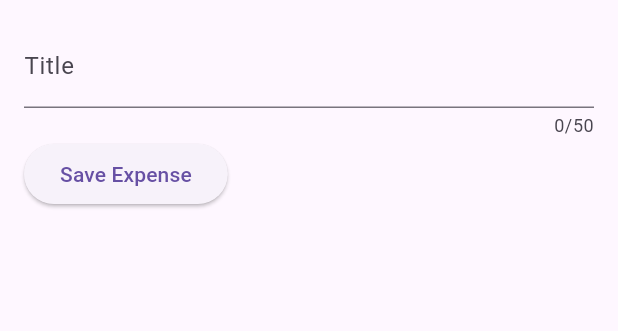
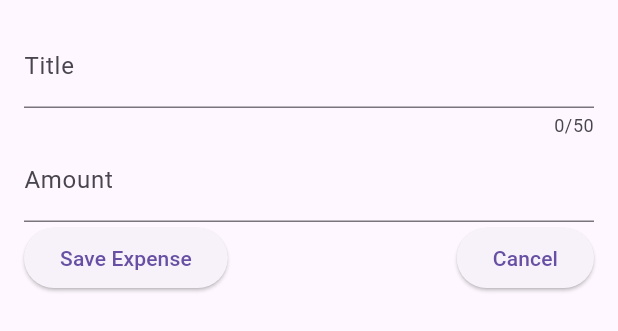
Before and after one commit to zakdim/expense_tracker, a Flutter app: the NewExpense widget shown alone on an empty page, opened directly, after a tap on "Save Expense", on a phone screen of 412 x 824 dp. Shown: the top 331 px of the screen. Run offline on Flutter 3.47's test engine with Material 2 defaults, Android fonts, the phone set to English and light mode, and no system bars.

Commit message:
s05-109 Time to practice: adding a new input
- my solution

```diff
--- a/lib/widgets/new_expense.dart
+++ b/lib/widgets/new_expense.dart
@@ -9,10 +9,12 @@ class NewExpense extends StatefulWidget {
 
 class _NewExpenseState extends State<NewExpense> {
   final _titleController = TextEditingController();
+  final _amountController = TextEditingController();
 
   @override
   void dispose() {
     _titleController.dispose();
+    _amountController.dispose();
     super.dispose();
   }
 
@@ -29,14 +31,26 @@ class _NewExpenseState extends State<NewExpense> {
               label: Text('Title'),
             ),
           ),
+          TextField(
+            controller: _amountController,
+            keyboardType: TextInputType.number,
+            decoration: const InputDecoration(
+              label: Text('Amount'),
+            ),
+          ),
           Row(
             children: [
               ElevatedButton(
                 onPressed: () {
-                  print(_titleController.text);
+                  print('${_titleController.text}, ${_amountController.text}');
                 },
                 child: const Text('Save Expense'),
               ),
+              const Spacer(),
+              ElevatedButton(
+                onPressed: () {},
+                child: const Text('Cancel'),
+              )
             ],
           ),
         ],
```
